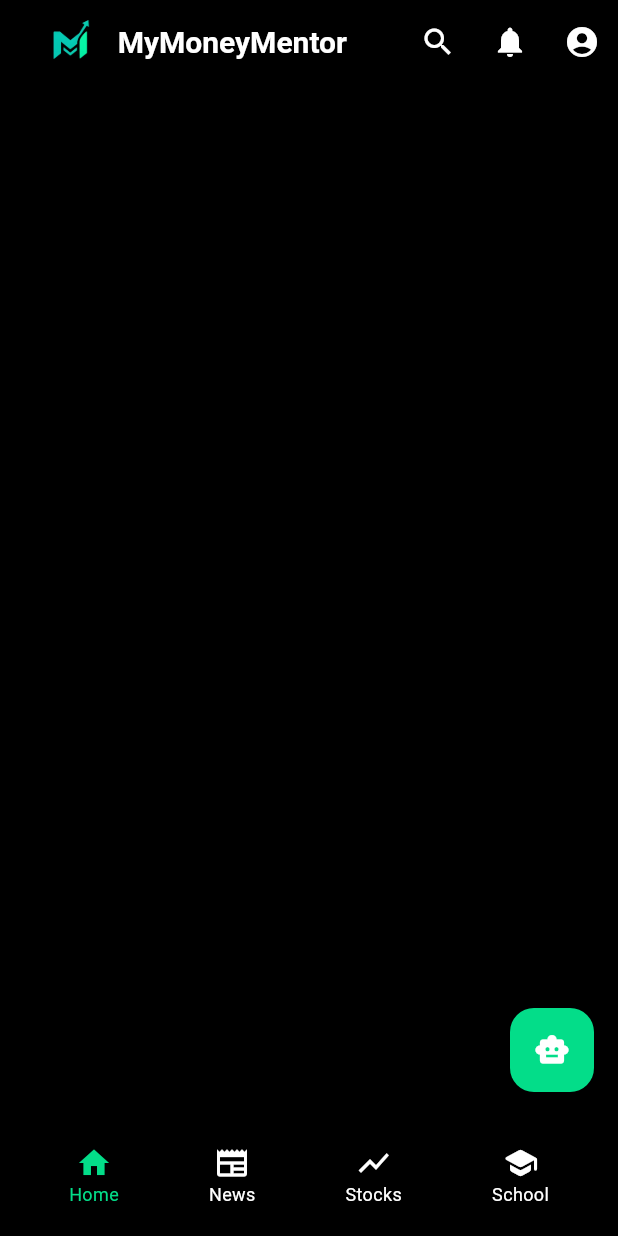
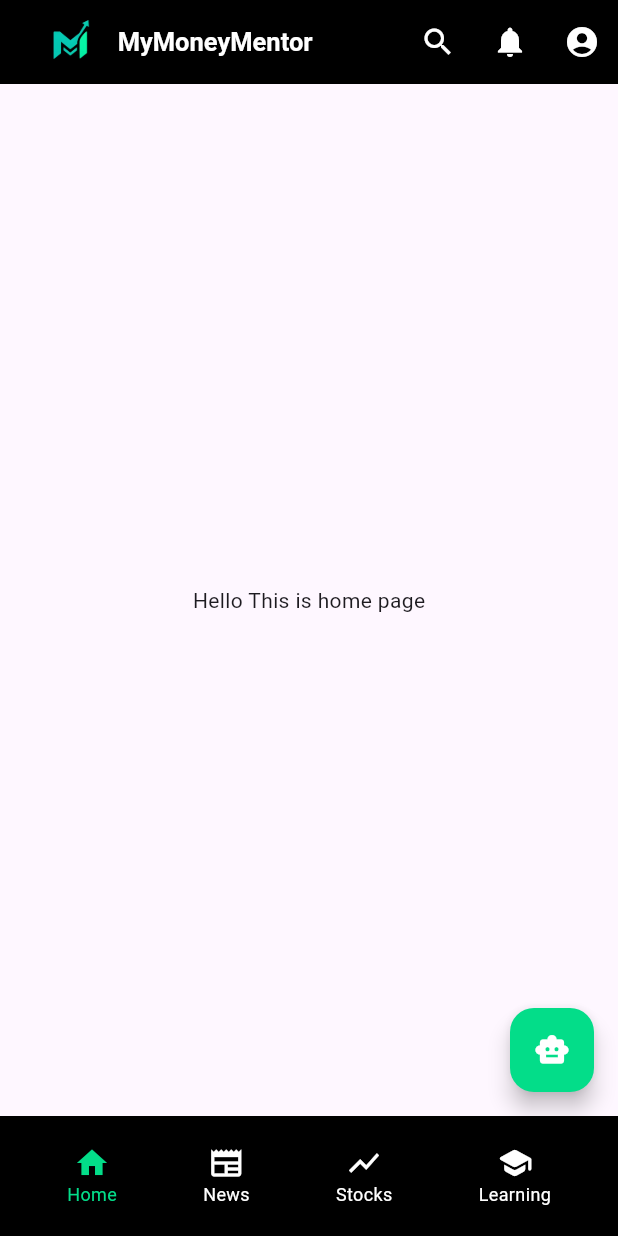
Before and after one commit to Ritesh200422/mymoneymentor, a Flutter app: the screen it shows after launch, on a phone screen of 412 x 824 dp. Run offline on Flutter 3.47's test engine with Material 3 defaults, Android fonts, the phone set to English and light mode, and no system bars.

Commit message:
Added Screens

```diff
--- a/lib/main.dart
+++ b/lib/main.dart
@@ -1,4 +1,10 @@
 import 'package:flutter/material.dart';
+import 'package:mymoneymentor/screens/home.dart';
+import 'package:mymoneymentor/screens/news.dart';
+import 'package:mymoneymentor/screens/Learning.dart';
+import 'package:mymoneymentor/screens/stocks.dart';
+import 'package:mymoneymentor/screens/bot.dart';
+import 'package:mymoneymentor/screens/profile.dart';
 
 void main() {
   runApp(const MyApp());
@@ -27,10 +33,19 @@ class HomeScreen extends StatefulWidget {
 
 class _HomeScreenState extends State<HomeScreen> {
   int _selectedIndex = 0; // Tracks which icon is selected
-
+  final List<Widget> _screens =  [
+    Home_Page(),
+    Trending_News(),
+    Stock_Marcket(),
+    Learning_Path(),
+    Advisor_Bot(),
+    My_Profile()
+  ];
+  bool _isFabVisible = true;
   @override
   Widget build(BuildContext context) {
     return Scaffold(
+      body: _screens[_selectedIndex],
       backgroundColor: Colors.black,
       appBar: AppBar(
         backgroundColor: Colors.black87,
@@ -46,7 +61,7 @@ class _HomeScreenState extends State<HomeScreen> {
               "MyMoneyMentor",
               style: TextStyle(
                 color: Colors.white,
-                fontSize: 20,
+                fontSize: 17,
                 fontWeight: FontWeight.bold,
               ),
             ),
@@ -57,13 +72,14 @@ class _HomeScreenState extends State<HomeScreen> {
           IconButton(
             icon: Icon(
               Icons.search,
-              color: _selectedIndex == 5
+              color: _selectedIndex == 6
                   ? const Color.fromARGB(255, 3, 221, 137)
                   : Colors.white,
             ),
             onPressed: () {
               setState(() {
-                _selectedIndex = 5;
+                _selectedIndex = 6;
+                _isFabVisible = true;
               });
             },
           ),
@@ -79,6 +95,7 @@ class _HomeScreenState extends State<HomeScreen> {
             onPressed: () {
               setState(() {
                 _selectedIndex = 7;
+                _isFabVisible = true;
               });
             },
           ),
@@ -87,25 +104,18 @@ class _HomeScreenState extends State<HomeScreen> {
           IconButton(
             icon: Icon(
               Icons.account_circle,
-              color: _selectedIndex == 6
+              color: _selectedIndex == 5
                   ? const Color.fromARGB(255, 3, 221, 137)
                   : Colors.white,
             ),
             onPressed: () {
               setState(() {
-                _selectedIndex = 6;
+                _selectedIndex = 5;
+                _isFabVisible = true;
               });
             },
           ),
         ],
-      ),
-
-
-      body: const Center(
-        child: Text(
-          "",
-          style: TextStyle(color: Colors.white, fontSize: 24),
-        ),
       ),
       bottomNavigationBar: BottomAppBar(
         color: Colors.black87,
@@ -123,6 +133,7 @@ class _HomeScreenState extends State<HomeScreen> {
                   onTap: () {
                     setState(() {
                       _selectedIndex = 0;
+                      _isFabVisible = true;
                     });
                   },
                   child: Column(
@@ -161,6 +172,7 @@ class _HomeScreenState extends State<HomeScreen> {
                   onTap: () {
                     setState(() {
                       _selectedIndex = 1;
+                      _isFabVisible = true;
                     });
                   },
                   child: Column(
@@ -200,6 +212,7 @@ class _HomeScreenState extends State<HomeScreen> {
                   onTap: () {
                     setState(() {
                       _selectedIndex = 2;
+                      _isFabVisible = true;
                     });
                   },
                   child: Column(
@@ -227,7 +240,7 @@ class _HomeScreenState extends State<HomeScreen> {
               ],
             ),
 
-            // School
+            // lEARNING
             Column(
               mainAxisSize: MainAxisSize.min,
               children: [
@@ -236,6 +249,7 @@ class _HomeScreenState extends State<HomeScreen> {
                   onTap: () {
                     setState(() {
                       _selectedIndex = 3;
+                      _isFabVisible = true;
                     });
                   },
                   child: Column(
@@ -249,7 +263,7 @@ class _HomeScreenState extends State<HomeScreen> {
                             : Colors.white,
                       ),
                       Text(
-                        "School",
+                        "Learning",
                         style: TextStyle(
                           fontSize: 12,
                           color: _selectedIndex == 3
@@ -266,15 +280,18 @@ class _HomeScreenState extends State<HomeScreen> {
         ),
       ),
 
-      floatingActionButton: FloatingActionButton(
+      floatingActionButton: _isFabVisible
+          ? FloatingActionButton(
         onPressed: () {
           setState(() {
-            _selectedIndex = 4; // optional: handle FAB selection
+            _selectedIndex = 4; // AI / Chatbot page
+            _isFabVisible = false; // hide FAB
           });
         },
-        backgroundColor: Color.fromARGB(255, 3, 221,137),
-        child: const Icon(Icons.smart_toy,color: Colors.white,),
-      ),
+        backgroundColor: const Color.fromARGB(255, 3, 221, 137),
+        child: const Icon(Icons.smart_toy, color: Colors.white),
+      )
+          : null,
       floatingActionButtonLocation: FloatingActionButtonLocation.endFloat,
     );
   }
--- /dev/null
+++ b/lib/screens/Learning.dart
@@ -0,0 +1,12 @@
+import 'package:flutter/material.dart';
+
+class Learning_Path extends StatelessWidget{
+  @override
+  Widget build(BuildContext context) {
+    return Scaffold(
+        body:Center(
+          child:Text("Welcome TO Learning"),
+        )
+    );
+  }
+}
--- /dev/null
+++ b/lib/screens/home.dart
@@ -0,0 +1,12 @@
+import 'package:flutter/material.dart';
+
+class Home_Page extends StatelessWidget{
+  @override
+  Widget build(BuildContext context) {
+    return Scaffold(
+      body:Center(
+        child:Text("Hello This is home page"),
+      )
+    );
+  }
+}
```
Also changed, not shown: lib/screens/bot.dart (added, +12 -0 lines), lib/screens/news.dart (added, +12 -0 lines), lib/screens/profile.dart (added, +12 -0 lines), lib/screens/stocks.dart (added, +12 -0 lines).
